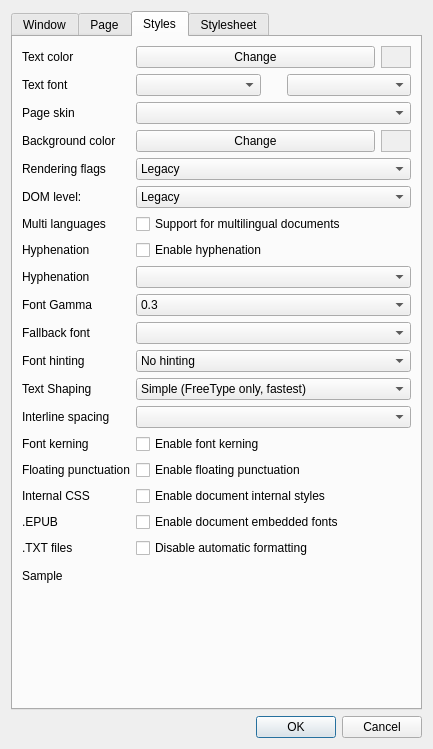
Qt form cr3qt/src/settings.ui (buggins/coolreader) before a commit.
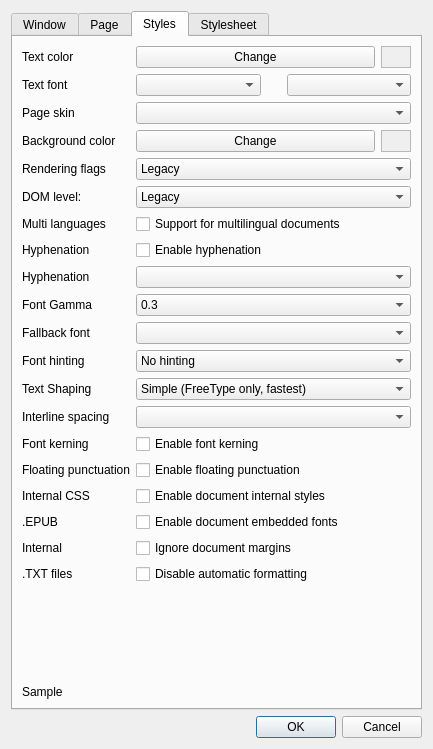
The same form after that commit. Icons and pictures are not drawn. Custom widgets are drawn as their Qt base class.

Commit message:
Add option to ignore document internal margins
Some epub documents set margins that can become a problem viewing on
small screen devices, so add an option to ignore these.

Diff of the .ui file:
```diff
--- a/cr3qt/src/settings.ui
+++ b/cr3qt/src/settings.ui
@@ -1653,27 +1653,41 @@
           </widget>
          </item>
          <item row="18" column="0">
+          <widget class="QLabel" name="label_49">
+           <property name="text">
+            <string>Internal</string>
+           </property>
+          </widget>
+         </item>
+         <item row="18" column="1">
+          <widget class="QCheckBox" name="cbIgnoreDocumentMargins">
+           <property name="text">
+            <string>Ignore document margins</string>
+           </property>
+          </widget>
+         </item>
+         <item row="19" column="0">
           <widget class="QLabel" name="label_17">
            <property name="text">
             <string>.TXT files</string>
            </property>
           </widget>
          </item>
-         <item row="18" column="1">
+         <item row="19" column="1">
           <widget class="QCheckBox" name="cbTxtPreFormatted">
            <property name="text">
             <string>Disable automatic formatting</string>
            </property>
           </widget>
          </item>
-         <item row="19" column="0">
+         <item row="209" column="0">
           <widget class="QLabel" name="label_15">
            <property name="text">
             <string>Sample</string>
            </property>
           </widget>
          </item>
-         <item row="19" column="1">
+         <item row="20" column="1">
           <widget class="CR3View" name="crSample" native="true">
            <property name="sizePolicy">
             <sizepolicy hsizetype="Expanding" vsizetype="Expanding">
```
The commit also changes 14 other files.
